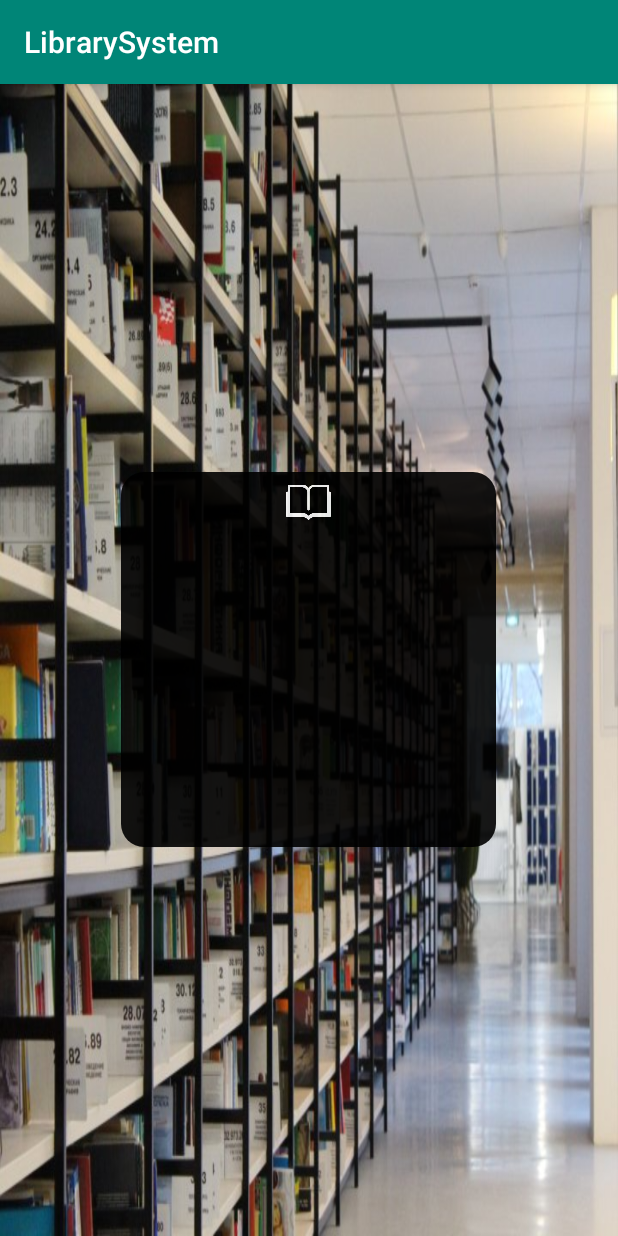
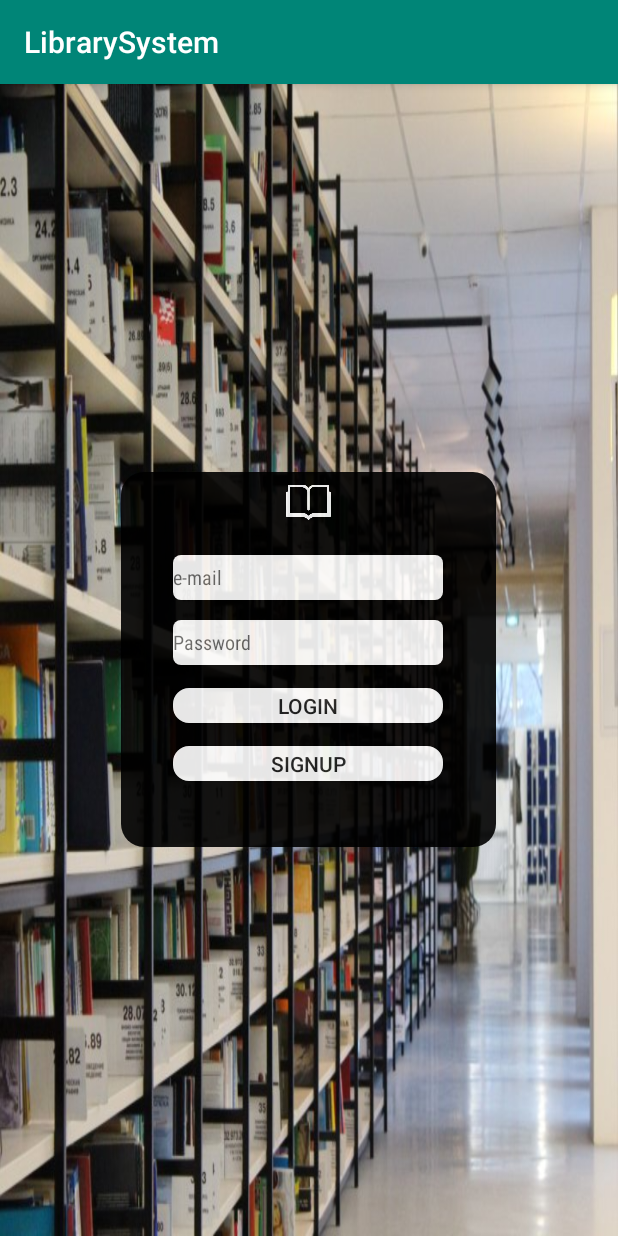
Before and after one commit to jessicabpetersen/ProjetoAndroid, an Android app: the screen it shows after launch (MainActivity), on a phone screen of 412 x 824 dp. Run offline under Robolectric (Android 15) with nearby library versions, the phone set to English and light mode, and no system bars.

Commit message:
design tela de login

```diff
--- /dev/null
+++ b/LibrarySystem/app/src/main/res/drawable-v24/button5.xml
@@ -0,0 +1,22 @@
+<?xml version="1.0" encoding="utf-8"?>
+<shape xmlns:android="http://schemas.android.com/apk/res/android" android:shape="rectangle" >
+    <corners
+        android:radius="10dp"
+        />
+    <solid
+        android:color="#ffffff"
+        />
+    <padding
+        android:left="0dp"
+        android:top="0dp"
+        android:right="0dp"
+        android:bottom="0dp"
+        />
+    <size
+        android:width="140dp"
+        android:height="40dp"
+        />
+    <stroke
+        android:color="#ffffff"
+        android:width="1dp"/>
+</shape>
--- /dev/null
+++ b/LibrarySystem/app/src/main/res/drawable-v24/rounded_text_feild.xml
@@ -0,0 +1,5 @@
+<?xml version="1.0" encoding="utf-8"?>
+<shape xmlns:android="http://schemas.android.com/apk/res/android" xmlns:aapt="http://schemas.android.com/aapt">
+    <solid android:color="#ffff"/>
+    <corners android:radius="5dp"/>
+</shape>
--- a/LibrarySystem/app/src/main/res/layout/activity_main.xml
+++ b/LibrarySystem/app/src/main/res/layout/activity_main.xml
@@ -13,7 +13,7 @@
         android:layout_centerHorizontal="true" android:layout_centerVertical="true" android:alpha="0.9">
 
         <ImageView
-            android:id="@+id/link"
+            android:id="@+id/imageViewBook"
             android:layout_width="30dp"
             android:layout_height="30dp"
             android:layout_marginTop="5dp"
@@ -21,6 +21,48 @@
             android:src="@drawable/logo2"
             android:tint="@android:color/white" />
 
+        <EditText android:textSize="13dp"
+            android:id="@+id/user"
+            android:background="@drawable/rounded_text_feild"
+            android:layout_width="180dp"
+            android:layout_height="30dp"
+            android:layout_marginTop="20dp"
+            android:hint="e-mail"
+            android:inputType="textEmailAddress"
+            android:layout_below="@+id/imageViewBook"
+            android:layout_centerHorizontal="true"
+            android:fontFamily="sans-serif-condensed"/>
+
+        <EditText android:textSize="13dp"
+            android:id="@+id/pass"
+            android:background="@drawable/rounded_text_feild"
+            android:layout_width="180dp"
+            android:layout_height="30dp"
+            android:layout_marginTop="13dp"
+            android:hint="Password"
+            android:layout_below="@+id/user"
+            android:layout_centerHorizontal="true"
+            android:inputType="textPassword"
+            android:fontFamily="sans-serif-condensed"/>
+
+        <Button android:id="@+id/login"
+            android:background="@drawable/button5"
+            android:layout_width="180dp"
+            android:layout_height="23dp"
+            android:layout_marginTop="15dp"
+            android:text="Login"
+            android:layout_below="@+id/pass"
+            android:layout_centerHorizontal="true"/>
+
+        <Button android:id="@+id/signup"
+            android:background="@drawable/button5"
+            android:layout_width="180dp"
+            android:layout_height="23dp"
+            android:layout_marginTop="15dp"
+            android:text="Signup"
+            android:layout_below="@+id/login"
+            android:layout_centerHorizontal="true"/>
+
 
 
     </RelativeLayout>
```
